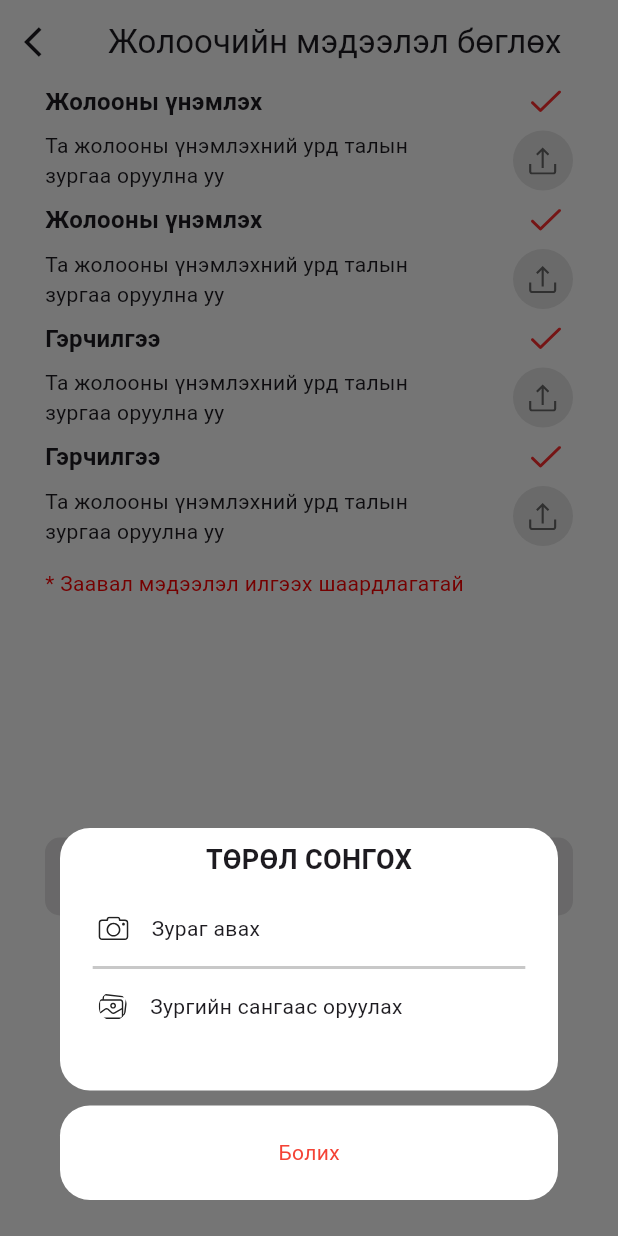
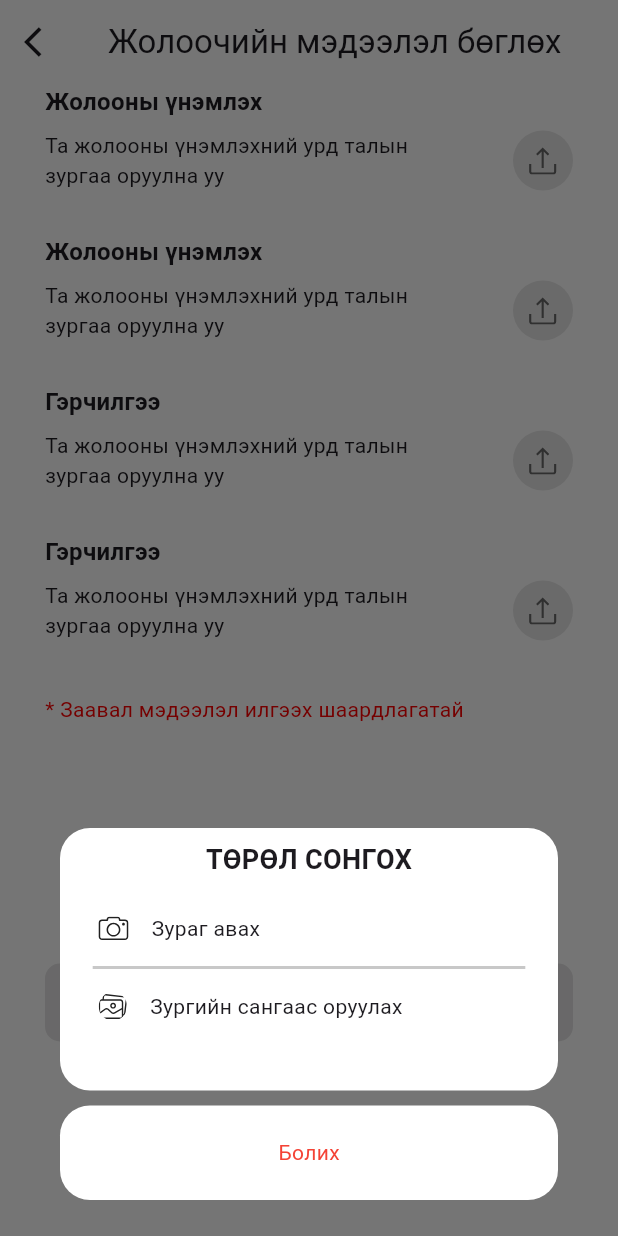
Before and after one commit to erdenekhuu-bot/infitech-task, a Flutter app: the DriverProfile screen opened directly, after a tap on an icon or button, on a phone screen of 412 x 824 dp. Run offline on Flutter 3.47's test engine with Material 3 defaults, Android fonts, the phone set to English and light mode, and no system bars; our stand-ins replace dio, flutter_svg, google_maps_flutter, image_picker, permission_handler; Roboto replaces fonts that are missing (Inter-Medium); project files that could hold a hidden picture were left out.

Commit message:
set declare state

```diff
--- a/lib/Components/Profile.dart
+++ b/lib/Components/Profile.dart
@@ -29,12 +29,12 @@ class _ProfileState extends State<Profile> {
                 widget.title,
                 style: const TextStyle(fontSize: 16, fontFamily: 'Inter', fontWeight: FontWeight.bold),
               ),
-              Container(
+              Store.imageCamera != null ? Container(
                 margin: const EdgeInsets.symmetric(horizontal: 8),
                 child: Center(
                   child: SvgPicture.asset('images/checkeds.svg', width: 20, height: 20),
                 ),
-              )
+              ) : const Text('')
             ],
           ),
           Row(
@@ -53,7 +53,7 @@ class _ProfileState extends State<Profile> {
                   showDialog(
                     context: context,
                     builder: (BuildContext context) {
-                      return Customdialog();
+                      return const Customdialog();
                     },
                   );
                 },
@@ -81,7 +81,7 @@ class _ProfileState extends State<Profile> {
             ],
           ),
           Store.imageCamera == null
-              ? const SizedBox.shrink()
+              ? const Text('')
               : Container(
                   decoration: BoxDecoration(
                     borderRadius: BorderRadius.circular(16.0), // Adjust radius here
--- a/lib/Components/Store.dart
+++ b/lib/Components/Store.dart
@@ -1,5 +1,4 @@
 import 'dart:io';
-
 
 class Store {
     static File? imageGallery;
```
